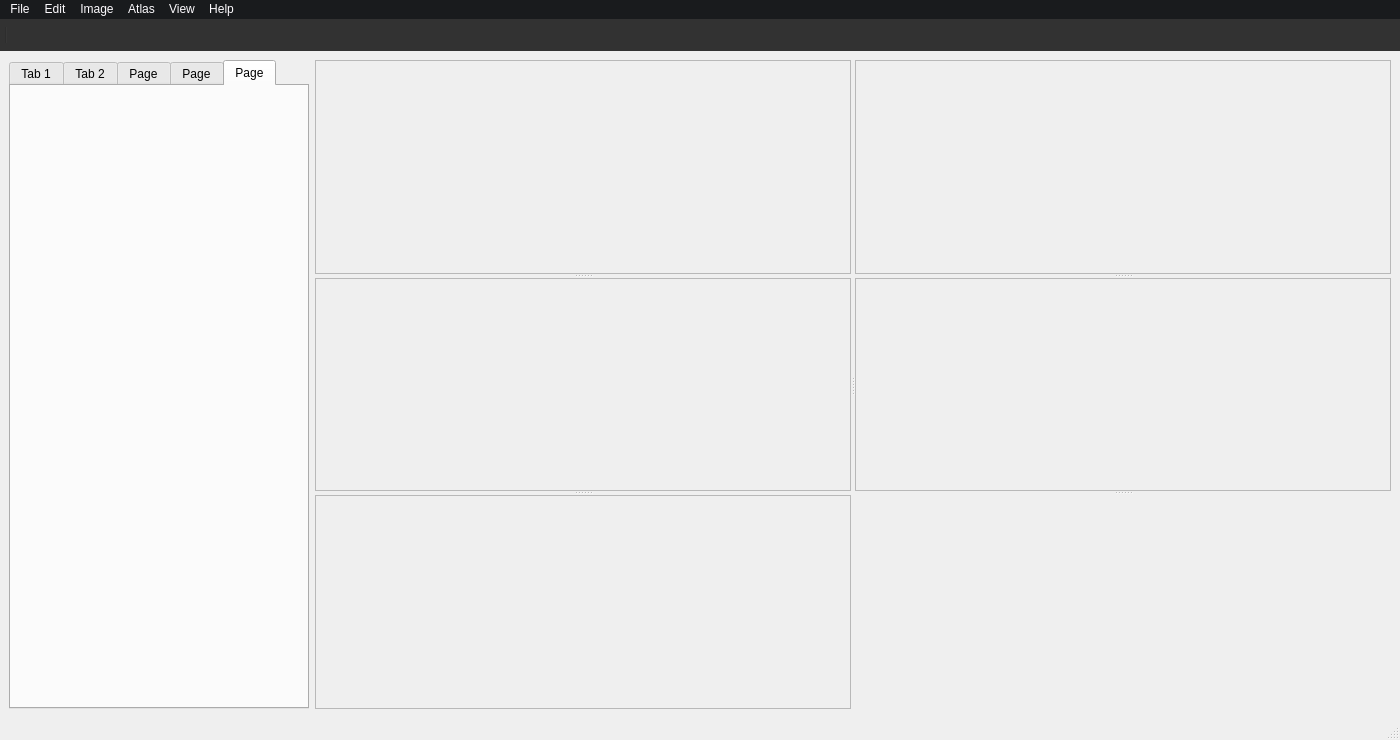
Before: the Qt Designer form herbs/main_window.ui in JingyiGF/HERBS, drawn with Qt 5.
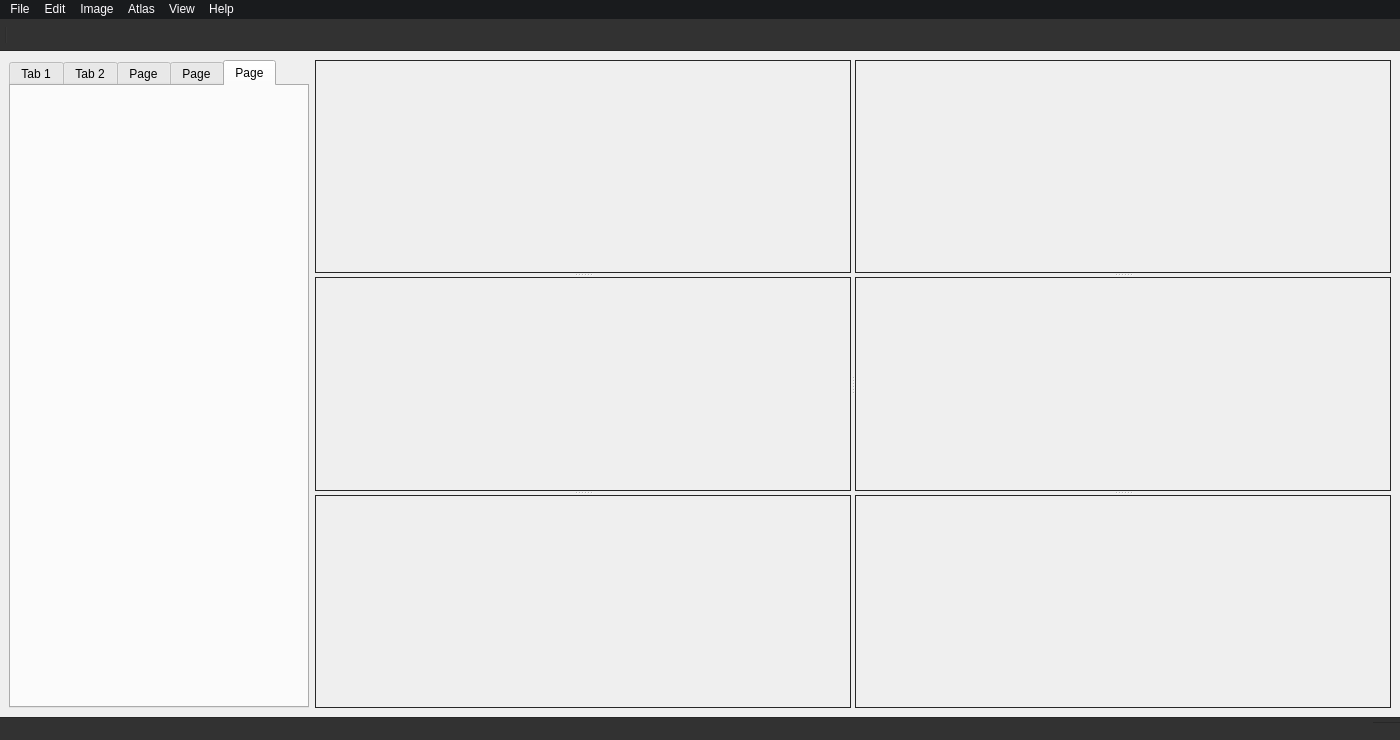
After: the same form once the commit is applied. Custom widgets are drawn as their Qt base class.

Commit message: uniform style across platforms

```diff
--- a/herbs/main_window.ui
+++ b/herbs/main_window.ui
@@ -31,6 +31,9 @@
         <enum>Qt::Vertical</enum>
        </property>
        <widget class="QFrame" name="coronalframe">
+        <property name="styleSheet">
+         <string notr="true">border: 1px solid rgb(39, 39, 39);</string>
+        </property>
         <property name="frameShape">
          <enum>QFrame::StyledPanel</enum>
         </property>
@@ -39,6 +42,9 @@
         </property>
        </widget>
        <widget class="QFrame" name="sagitalframe">
+        <property name="styleSheet">
+         <string notr="true">border: 1px solid rgb(39, 39, 39);</string>
+        </property>
         <property name="frameShape">
          <enum>QFrame::StyledPanel</enum>
         </property>
@@ -47,6 +53,9 @@
         </property>
        </widget>
        <widget class="QFrame" name="horizontalframe">
+        <property name="styleSheet">
+         <string notr="true">border: 1px solid rgb(39, 39, 39);</string>
+        </property>
         <property name="frameShape">
          <enum>QFrame::StyledPanel</enum>
         </property>
@@ -60,6 +69,9 @@
         <enum>Qt::Vertical</enum>
        </property>
        <widget class="QFrame" name="sagitalcopyframe">
+        <property name="styleSheet">
+         <string notr="true">border: 1px solid rgb(39, 39, 39);</string>
+        </property>
         <property name="frameShape">
          <enum>QFrame::StyledPanel</enum>
         </property>
@@ -68,6 +80,9 @@
         </property>
        </widget>
        <widget class="QFrame" name="histview">
+        <property name="styleSheet">
+         <string notr="true">border: 1px solid rgb(39, 39, 39);</string>
+        </property>
         <property name="frameShape">
          <enum>QFrame::StyledPanel</enum>
         </property>
@@ -79,6 +94,9 @@
         <property name="autoFillBackground">
          <bool>false</bool>
         </property>
+        <property name="styleSheet">
+         <string notr="true">border: 1px solid rgb(39, 39, 39);</string>
+        </property>
        </widget>
       </widget>
      </widget>
@@ -138,7 +156,14 @@
     </item>
    </layout>
   </widget>
-  <widget class="QStatusBar" name="statusbar"/>
+  <widget class="QStatusBar" name="statusbar">
+   <property name="styleSheet">
+    <string notr="true">background-color: rgb(50, 50, 50);
+color: rgb(255, 255, 255);
+border-top: 1px solid #272727;
+padding-left: 10px;</string>
+   </property>
+  </widget>
   <widget class="QMenuBar" name="menuBar">
    <property name="geometry">
     <rect>
@@ -305,7 +330,10 @@
    <property name="styleSheet">
     <string notr="true">color: rgb(255, 255, 255);
 background-color: rgb(50, 50, 50);
-border: None;
+border-top: None;
+border-left: None;
+border-right: None;
+border-bottom: 1px solid #272727;
 selection-color: rgb(50, 50, 50);
 selection-background-color: rgb(50, 50, 50);</string>
    </property>
```
The commit also changes 27 other files.
